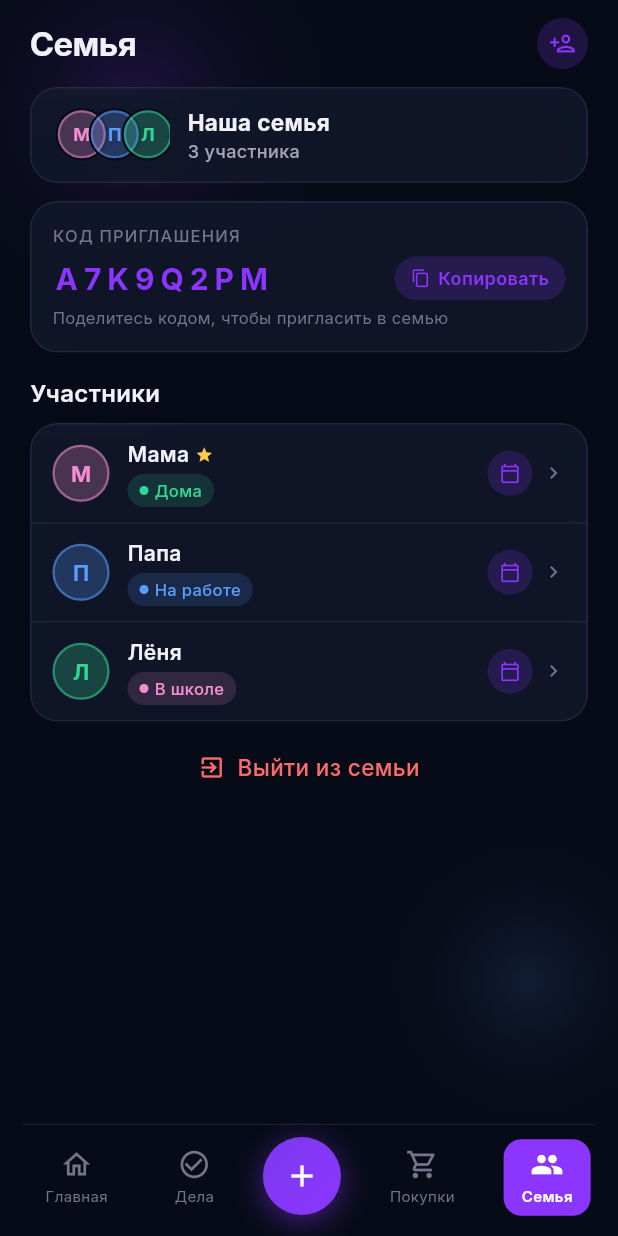
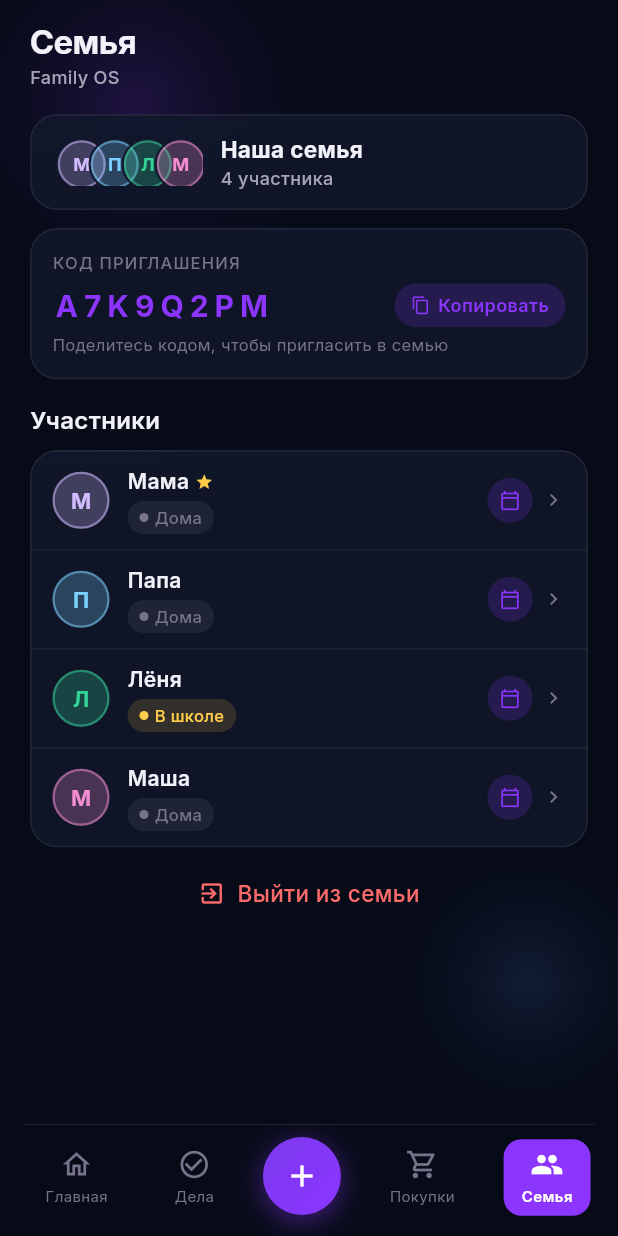
Before and after one commit to alexsl3p/family-app, a Flutter app: the FamilyScreen screen opened by its route, on a phone screen of 412 x 824 dp. Run offline on Flutter 3.47's test engine with Material 3 defaults, Android fonts, the phone set to English and light mode, and no system bars; our stand-ins replace flutter_riverpod, go_router, google_fonts.

Commit message:
Update family screen: top-level members list, add 4th member
https://claude.ai/code/session_01KW6FW46BbEa5wsMYUkaiSc

```diff
--- a/lib/features/family/family_screen.dart
+++ b/lib/features/family/family_screen.dart
@@ -7,83 +7,58 @@ import '../../core/widgets/avatar_bubble.dart';
 import '../../core/widgets/status_chip.dart';
 import '../../core/widgets/screen_background.dart';
 
+class _Member {
+  final String name, status;
+  final Color color;
+  final bool isCreator;
+  const _Member({required this.name, required this.color, required this.status, required this.isCreator});
+}
+
+const _members = [
+  _Member(name: 'Мама', color: Color(0xFFD2BBFF), status: 'Дома', isCreator: true),
+  _Member(name: 'Папа', color: Color(0xFF7BD0FF), status: 'Дома', isCreator: false),
+  _Member(name: 'Лёня', color: Color(0xFF34D399), status: 'В школе', isCreator: false),
+  _Member(name: 'Маша', color: Color(0xFFF48DD2), status: 'Дома', isCreator: false),
+];
+
+Color _statusColor(String s) {
+  if (s == 'На работе') return AppColors.green;
+  if (s == 'В школе') return AppColors.yellow;
+  if (s == 'Дома') return AppColors.textMuted;
+  return AppColors.accent;
+}
+
 class FamilyScreen extends StatelessWidget {
   const FamilyScreen({super.key});
-
-  static const _members = [
-    _Member(name: 'Мама', role: 'Создатель', status: 'Дома', color: AppColors.pink, isCreator: true),
-    _Member(name: 'Папа', role: 'Участник', status: 'На работе', color: AppColors.blue, isCreator: false),
-    _Member(name: 'Лёня', role: 'Участник', status: 'В школе', color: AppColors.green, isCreator: false),
-  ];
-
-  Color _statusColor(String status) {
-    switch (status) {
-      case 'На работе':
-        return AppColors.blue;
-      case 'В школе':
-        return AppColors.pink;
-      case 'Дома':
-        return AppColors.green;
-      default:
-        return AppColors.textMuted;
-    }
-  }
 
   @override
   Widget build(BuildContext context) {
     return ScreenBackground(
       child: Column(
+        crossAxisAlignment: CrossAxisAlignment.start,
         children: [
-          _buildHeader(),
-          Expanded(
-            child: ListView(
-              padding: const EdgeInsets.fromLTRB(20, 4, 20, 100),
+          Padding(
+            padding: const EdgeInsets.fromLTRB(20, 12, 20, 4),
+            child: Column(
+              crossAxisAlignment: CrossAxisAlignment.start,
               children: [
-                _buildFamilyCard(),
-                const SizedBox(height: 12),
-                _buildInviteCard(),
-                const SizedBox(height: 16),
-                Text('Участники', style: AppTextStyles.h3),
-                const SizedBox(height: 8),
-                _buildMembersCard(),
-                const SizedBox(height: 20),
-                _buildLeaveButton(),
+                Text('Семья', style: AppTextStyles.h1),
+                Text('Family OS', style: AppTextStyles.label),
               ],
             ),
           ),
-        ],
-      ),
-    );
-  }
-
-  Widget _buildHeader() {
-    return Padding(
-      padding: const EdgeInsets.fromLTRB(20, 12, 20, 8),
-      child: Row(
+          Expanded(
+            child: ListView(
+              padding: const EdgeInsets.fromLTRB(20, 12, 20, 100),
               children: [
-          Expanded(child: Text('Семья', style: AppTextStyles.h1)),
-          Container(
-            width: 34,
-            height: 34,
-            decoration: BoxDecoration(
-              color: AppColors.accentLight,
-              shape: BoxShape.circle,
-            ),
-            child: const Icon(Icons.person_add_outlined, size: 18, color: AppColors.accent),
-          ),
-        ],
-      ),
-    );
-  }
-
-  Widget _buildFamilyCard() {
-    return GlassCard(
+                // Family hub card
+                GlassCard(
                   padding: const EdgeInsets.symmetric(horizontal: 16, vertical: 12),
                   child: Row(
                     children: [
                       SizedBox(
                         width: 32.0 * _members.length - 10.0 * (_members.length - 1),
-            height: 36,
+                        height: 32,
                         child: Stack(
                           children: _members.asMap().entries.map((e) {
                             return Positioned(
@@ -91,13 +66,9 @@ class FamilyScreen extends StatelessWidget {
                               child: Container(
                                 decoration: BoxDecoration(
                                   shape: BoxShape.circle,
-                      border: Border.all(color: AppColors.bg, width: 1.5),
+                                  border: Border.all(color: const Color(0xFF12192D), width: 1.5),
                                 ),
-                    child: AvatarBubble(
-                      name: e.value.name,
-                      color: e.value.color,
-                      size: 32,
-                    ),
+                                child: AvatarBubble(name: e.value.name, color: e.value.color, size: 32),
                               ),
                             );
                           }).toList(),
@@ -107,44 +78,30 @@ class FamilyScreen extends StatelessWidget {
                       Column(
                         crossAxisAlignment: CrossAxisAlignment.start,
                         children: [
-              Text(
-                'Наша семья',
-                style: GoogleFonts.inter(
-                  fontSize: 15,
-                  fontWeight: FontWeight.w700,
-                  color: AppColors.textPrimary,
-                ),
-              ),
+                          Text('Наша семья', style: GoogleFonts.inter(
+                            fontSize: 15, fontWeight: FontWeight.w700, color: AppColors.textPrimary,
+                          )),
                           Text('${_members.length} участника', style: AppTextStyles.label),
                         ],
                       ),
                     ],
                   ),
-    );
-  }
-
-  Widget _buildInviteCard() {
-    return GlassCard(
+                ),
+                const SizedBox(height: 12),
+                // Invite code
+                GlassCard(
                   padding: const EdgeInsets.all(14),
                   child: Column(
                     crossAxisAlignment: CrossAxisAlignment.start,
                     children: [
-          Text(
-            'КОД ПРИГЛАШЕНИЯ',
-            style: AppTextStyles.labelSm.copyWith(letterSpacing: 0.8),
-          ),
+                      Text('КОД ПРИГЛАШЕНИЯ', style: AppTextStyles.labelSm.copyWith(letterSpacing: 0.8)),
                       const SizedBox(height: 6),
                       Row(
                         children: [
-              Text(
-                'A7K9Q2PM',
-                style: GoogleFonts.inter(
-                  fontSize: 20,
-                  fontWeight: FontWeight.w700,
-                  color: AppColors.accent,
-                  letterSpacing: 4,
-                ),
-              ),
+                          Text('A7K9Q2PM', style: GoogleFonts.inter(
+                            fontSize: 20, fontWeight: FontWeight.w700,
+                            color: AppColors.accent, letterSpacing: 4,
+                          )),
                           const Spacer(),
                           Container(
                             padding: const EdgeInsets.symmetric(horizontal: 11, vertical: 6),
@@ -156,44 +113,31 @@ class FamilyScreen extends StatelessWidget {
                               children: [
                                 const Icon(Icons.copy_outlined, size: 13, color: AppColors.accent),
                                 const SizedBox(width: 5),
-                    Text(
-                      'Копировать',
-                      style: GoogleFonts.inter(
-                        fontSize: 12,
-                        fontWeight: FontWeight.w600,
-                        color: AppColors.accent,
-                      ),
-                    ),
+                                Text('Копировать', style: GoogleFonts.inter(
+                                  fontSize: 12, fontWeight: FontWeight.w600, color: AppColors.accent,
+                                )),
                               ],
                             ),
                           ),
                         ],
                       ),
                       const SizedBox(height: 4),
-          Text(
-            'Поделитесь кодом, чтобы пригласить в семью',
-            style: AppTextStyles.caption,
-          ),
+                      Text('Поделитесь кодом, чтобы пригласить в семью', style: AppTextStyles.caption),
                     ],
                   ),
-    );
-  }
-
-  Widget _buildMembersCard() {
-    return GlassCard(
+                ),
+                const SizedBox(height: 16),
+                Text('Участники', style: AppTextStyles.h3),
+                const SizedBox(height: 8),
+                GlassCard(
                   padding: EdgeInsets.zero,
                   child: Column(
                     children: _members.asMap().entries.map((e) {
-          final i = e.key;
-          final m = e.value;
+                      final i = e.key; final m = e.value;
                       return Container(
                         padding: const EdgeInsets.symmetric(horizontal: 14, vertical: 10),
                         decoration: i < _members.length - 1
-                ? const BoxDecoration(
-                    border: Border(
-                      bottom: BorderSide(color: Color(0x0FFFFFFF)),
-                    ),
-                  )
+                            ? const BoxDecoration(border: Border(bottom: BorderSide(color: Color(0x0FFFFFFF))))
                             : null,
                         child: Row(
                           children: [
@@ -205,14 +149,9 @@ class FamilyScreen extends StatelessWidget {
                                 children: [
                                   Row(
                                     children: [
-                          Text(
-                            m.name,
-                            style: GoogleFonts.inter(
-                              fontSize: 14,
-                              fontWeight: FontWeight.w600,
-                              color: AppColors.textPrimary,
-                            ),
-                          ),
+                                      Text(m.name, style: GoogleFonts.inter(
+                                        fontSize: 14, fontWeight: FontWeight.w600, color: AppColors.textPrimary,
+                                      )),
                                       if (m.isCreator) ...[
                                         const SizedBox(width: 4),
                                         const Icon(Icons.star, size: 12, color: AppColors.yellow),
@@ -225,17 +164,11 @@ class FamilyScreen extends StatelessWidget {
                               ),
                             ),
                             Container(
-                  width: 30,
-                  height: 30,
+                              width: 30, height: 30,
                               decoration: BoxDecoration(
-                    color: AppColors.accentLight,
-                    shape: BoxShape.circle,
+                                color: AppColors.accentLight, shape: BoxShape.circle,
                               ),
-                  child: const Icon(
-                    Icons.calendar_today_outlined,
-                    size: 14,
-                    color: AppColors.accent,
-                  ),
+                              child: const Icon(Icons.calendar_today_outlined, size: 14, color: AppColors.accent),
                             ),
                             const SizedBox(width: 6),
                             const Icon(Icons.chevron_right, size: 16, color: AppColors.textMuted),
@@ -244,37 +177,25 @@ class FamilyScreen extends StatelessWidget {
                       );
                     }).toList(),
                   ),
-    );
-  }
-
-  Widget _buildLeaveButton() {
-    return Row(
+                ),
+                const SizedBox(height: 20),
+                GestureDetector(
+                  child: Row(
                     mainAxisAlignment: MainAxisAlignment.center,
                     children: [
                       const Icon(Icons.exit_to_app_outlined, size: 18, color: AppColors.error),
                       const SizedBox(width: 8),
-        Text(
-          'Выйти из семьи',
-          style: GoogleFonts.inter(
-            fontSize: 15,
-            color: AppColors.error,
-            fontWeight: FontWeight.w500,
+                      Text('Выйти из семьи', style: GoogleFonts.inter(
+                        fontSize: 15, color: AppColors.error, fontWeight: FontWeight.w500,
+                      )),
+                    ],
                   ),
                 ),
               ],
+            ),
+          ),
+        ],
+      ),
     );
   }
 }
-
-class _Member {
-  final String name, role, status;
-  final Color color;
-  final bool isCreator;
-  const _Member({
-    required this.name,
-    required this.role,
-    required this.status,
-    required this.color,
-    required this.isCreator,
-  });
-}
```
Lines whose indentation alone changed are shown as unchanged.
